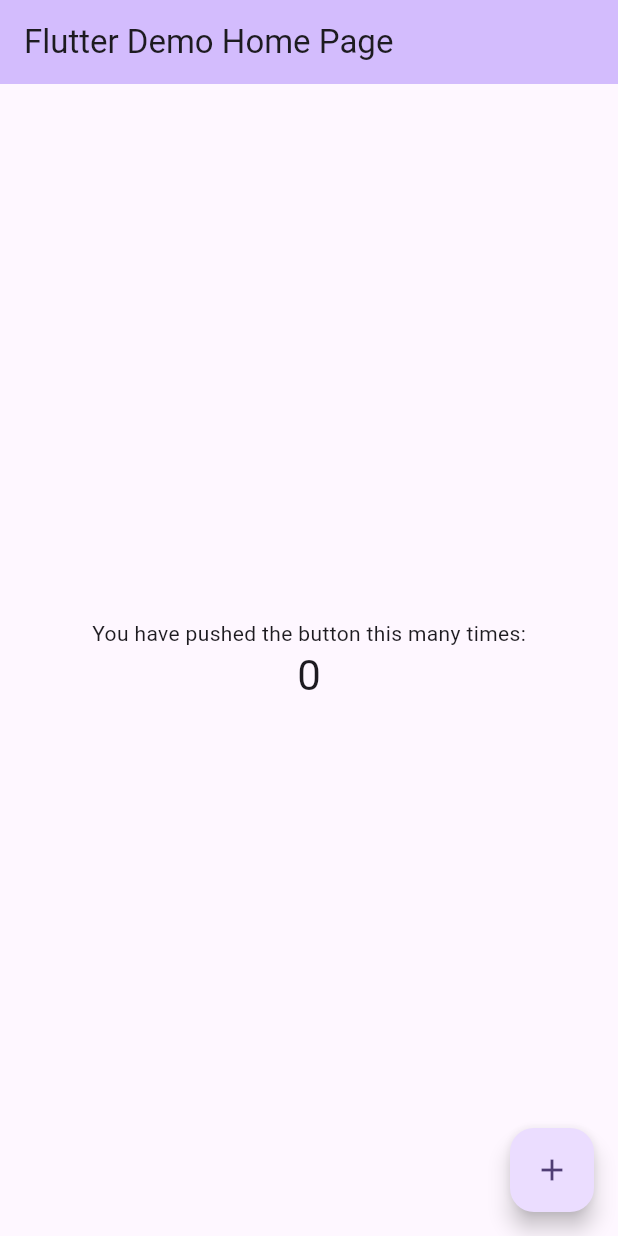
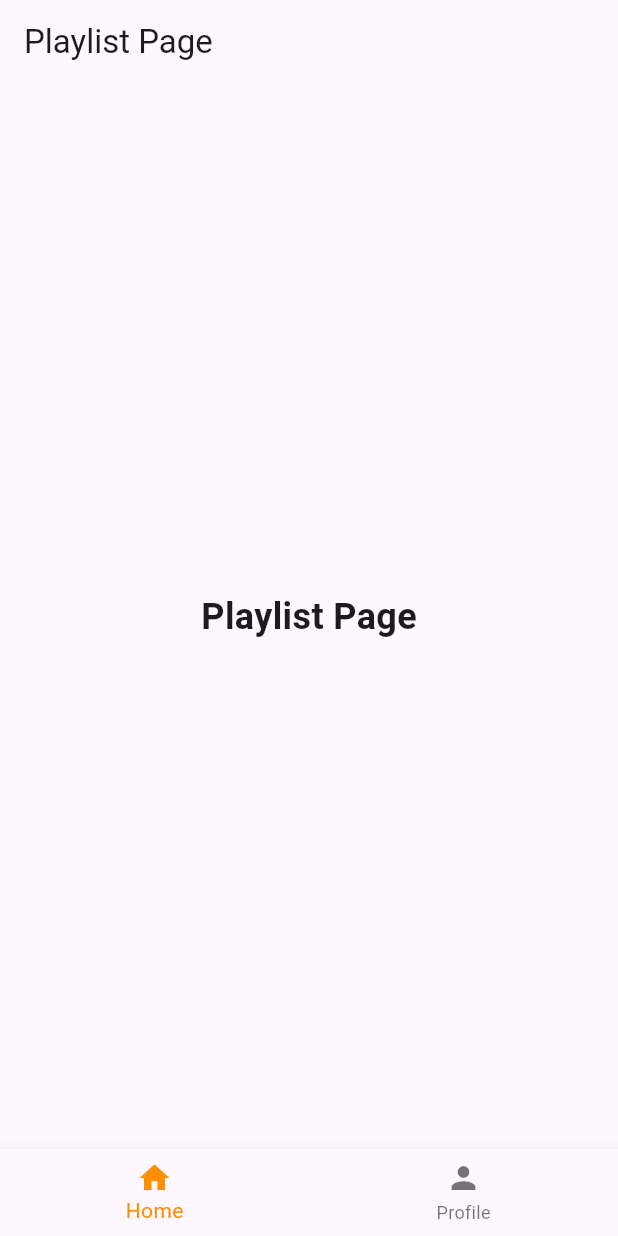
Before and after one commit to sggnology/for_howl, a Flutter app: the screen it shows after launch, on a phone screen of 412 x 824 dp. Run offline on Flutter 3.47's test engine with Material 3 defaults, Android fonts, the light colour scheme and no system bars.

Commit message:
[view] 기본적인 페이지 구조 구현

```diff
--- a/lib/main.dart
+++ b/lib/main.dart
@@ -1,4 +1,6 @@
 import 'package:flutter/material.dart';
+import 'package:for_howl/view/playlist/index.dart';
+import 'package:for_howl/view/profile/index.dart';
 
 void main() {
   runApp(const MyApp());
@@ -7,119 +9,78 @@
 class MyApp extends StatelessWidget {
   const MyApp({super.key});
 
-  // This widget is the root of your application.
   @override
   Widget build(BuildContext context) {
     return MaterialApp(
-      title: 'Flutter Demo',
+      title: 'Flutter Bottom Navigation',
       theme: ThemeData(
-        // This is the theme of your application.
-        //
-        // TRY THIS: Try running your application with "flutter run". You'll see
-        // the application has a purple toolbar. Then, without quitting the app,
-        // try changing the seedColor in the colorScheme below to Colors.green
-        // and then invoke "hot reload" (save your changes or press the "hot
-        // reload" button in a Flutter-supported IDE, or press "r" if you used
-        // the command line to start the app).
-        //
-        // Notice that the counter didn't reset back to zero; the application
-        // state is not lost during the reload. To reset the state, use hot
-        // restart instead.
-        //
-        // This works for code too, not just values: Most code changes can be
-        // tested with just a hot reload.
-        colorScheme: ColorScheme.fromSeed(seedColor: Colors.deepPurple),
-        useMaterial3: true,
+        primarySwatch: Colors.blue,
       ),
-      home: const MyHomePage(title: 'Flutter Demo Home Page'),
+      home: const MyHomePage(),
     );
   }
 }
 
 class MyHomePage extends StatefulWidget {
-  const MyHomePage({super.key, required this.title});
-
-  // This widget is the home page of your application. It is stateful, meaning
-  // that it has a State object (defined below) that contains fields that affect
-  // how it looks.
-
-  // This class is the configuration for the state. It holds the values (in this
-  // case the title) provided by the parent (in this case the App widget) and
-  // used by the build method of the State. Fields in a Widget subclass are
-  // always marked "final".
-
-  final String title;
+  const MyHomePage({super.key});
 
   @override
   State<MyHomePage> createState() => _MyHomePageState();
 }
 
 class _MyHomePageState extends State<MyHomePage> {
-  int _counter = 0;
+  int _selectedIndex = 0;
+  final PageController _pageController = PageController();
 
-  void _incrementCounter() {
+  void _onItemTapped(int index) {
     setState(() {
-      // This call to setState tells the Flutter framework that something has
-      // changed in this State, which causes it to rerun the build method below
-      // so that the display can reflect the updated values. If we changed
-      // _counter without calling setState(), then the build method would not be
-      // called again, and so nothing would appear to happen.
-      _counter++;
+      _selectedIndex = index;
+    });
+    _pageController.animateToPage(
+      index,
+      duration: const Duration(milliseconds: 300),
+      curve: Curves.easeInOut,
+    );
+  }
+
+  void _onPageChanged(int index) {
+    setState(() {
+      _selectedIndex = index;
     });
   }
 
   @override
+  void dispose() {
+    _pageController.dispose();
+    super.dispose();
+  }
+
+  @override
   Widget build(BuildContext context) {
-    // This method is rerun every time setState is called, for instance as done
-    // by the _incrementCounter method above.
-    //
-    // The Flutter framework has been optimized to make rerunning build methods
-    // fast, so that you can just rebuild anything that needs updating rather
-    // than having to individually change instances of widgets.
     return Scaffold(
-      appBar: AppBar(
-        // TRY THIS: Try changing the color here to a specific color (to
-        // Colors.amber, perhaps?) and trigger a hot reload to see the AppBar
-        // change color while the other colors stay the same.
-        backgroundColor: Theme.of(context).colorScheme.inversePrimary,
-        // Here we take the value from the MyHomePage object that was created by
-        // the App.build method, and use it to set our appbar title.
-        title: Text(widget.title),
+      body: PageView(
+        controller: _pageController,
+        onPageChanged: _onPageChanged,
+        children: const <Widget>[
+          PlaylistPage(),
+          ProfilePage(),
+        ],
       ),
-      body: Center(
-        // Center is a layout widget. It takes a single child and positions it
-        // in the middle of the parent.
-        child: Column(
-          // Column is also a layout widget. It takes a list of children and
-          // arranges them vertically. By default, it sizes itself to fit its
-          // children horizontally, and tries to be as tall as its parent.
-          //
-          // Column has various properties to control how it sizes itself and
-          // how it positions its children. Here we use mainAxisAlignment to
-          // center the children vertically; the main axis here is the vertical
-          // axis because Columns are vertical (the cross axis would be
-          // horizontal).
-          //
-          // TRY THIS: Invoke "debug painting" (choose the "Toggle Debug Paint"
-          // action in the IDE, or press "p" in the console), to see the
-          // wireframe for each widget.
-          mainAxisAlignment: MainAxisAlignment.center,
-          children: <Widget>[
-            const Text(
-              'You have pushed the button this many times:',
-            ),
-            Text(
-              '$_counter',
-              style: Theme.of(context).textTheme.headlineMedium,
-            ),
-          ],
-        ),
+      bottomNavigationBar: BottomNavigationBar(
+        items: const <BottomNavigationBarItem>[
+          BottomNavigationBarItem(
+            icon: Icon(Icons.home),
+            label: 'Home',
+          ),
+          BottomNavigationBarItem(
+            icon: Icon(Icons.person),
+            label: 'Profile',
+          ),
+        ],
+        currentIndex: _selectedIndex,
+        selectedItemColor: Colors.amber[800],
+        onTap: _onItemTapped,
       ),
-      floatingActionButton: FloatingActionButton(
-        onPressed: _incrementCounter,
-        tooltip: 'Increment',
-        child: const Icon(Icons.add),
-      ), // This trailing comma makes auto-formatting nicer for build methods.
     );
   }
 }
--- /dev/null
+++ b/lib/view/playlist/index.dart
@@ -0,0 +1,20 @@
+import 'package:flutter/material.dart';
+
+class PlaylistPage extends StatelessWidget {
+  const PlaylistPage({super.key});
+
+  @override
+  Widget build(BuildContext context) {
+    return Scaffold(
+      appBar: AppBar(
+        title: const Text('Playlist Page'),
+      ),
+      body: const Center(
+        child: Text(
+          'Playlist Page',
+          style: TextStyle(fontSize: 24, fontWeight: FontWeight.bold),
+        ),
+      ),
+    );
+  }
+}
```
Also changed, not shown: lib/view/profile/index.dart (added, +20 -0 lines).
